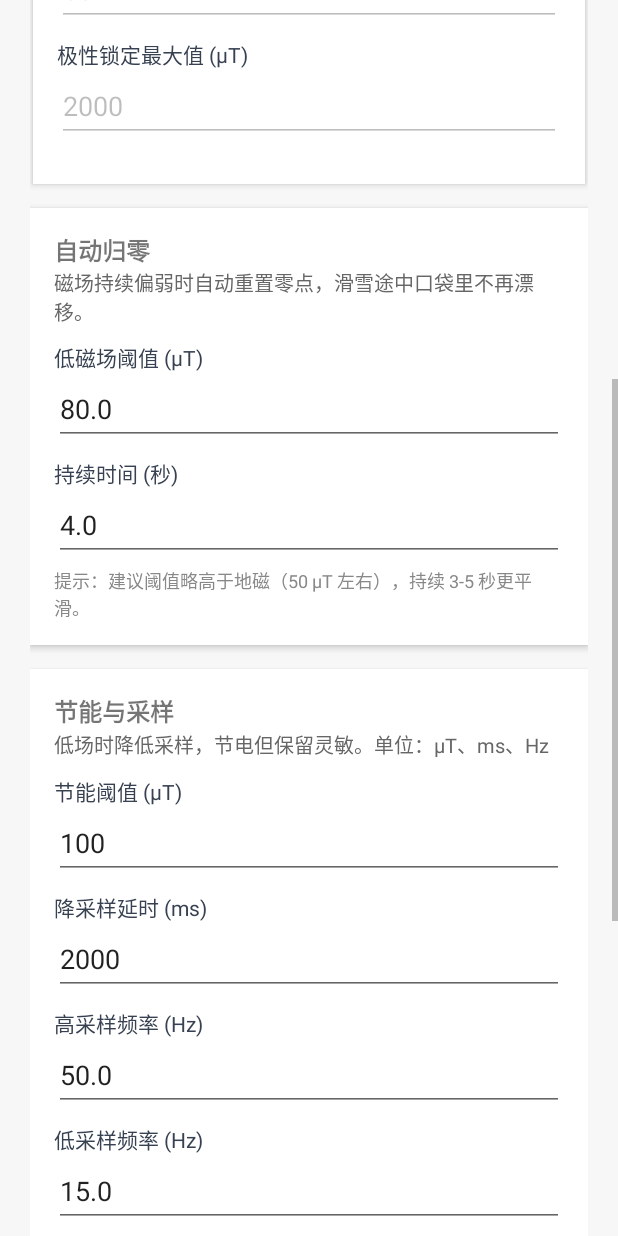
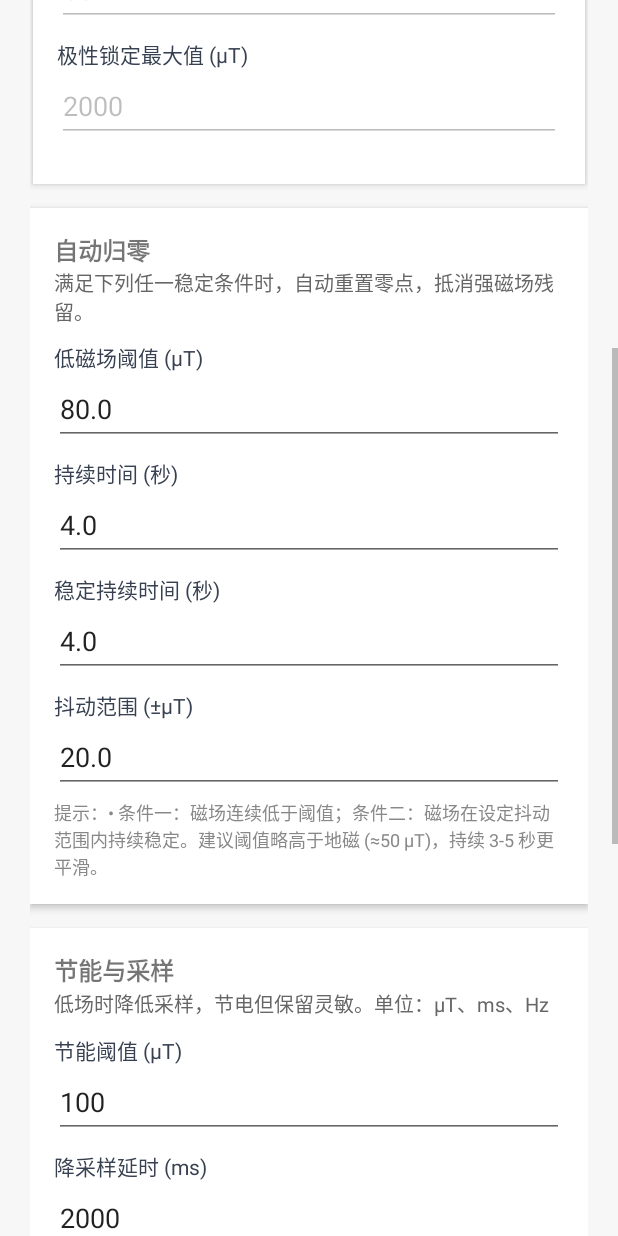
Before and after one commit to zhbrcn/MagnetController, an Android app: the SettingsActivity screen opened directly, with no data from a screen before it, scrolled down 576 dp, on a phone screen of 412 x 824 dp. Run offline under Robolectric (Android 15) with nearby library versions, the phone set to English and light mode, and no system bars.

Commit message:
Refine auto-zero stability logic

```diff
--- a/app/src/main/java/com/example/magnetcontroller/AppPreferences.kt
+++ b/app/src/main/java/com/example/magnetcontroller/AppPreferences.kt
@@ -66,6 +66,14 @@ class AppPreferences(context: Context) {
         get() = prefs.getLong("auto_zero_duration_ms", 4000L)
         set(value) = prefs.edit().putLong("auto_zero_duration_ms", value).apply()
 
+    var autoZeroStabilityBand: Float
+        get() = prefs.getFloat("auto_zero_stability_band", 20f)
+        set(value) = prefs.edit().putFloat("auto_zero_stability_band", value).apply()
+
+    var autoZeroStabilityDurationMs: Long
+        get() = prefs.getLong("auto_zero_stability_duration_ms", 4000L)
+        set(value) = prefs.edit().putLong("auto_zero_stability_duration_ms", value).apply()
+
     var allShortAction: String
         get() = getAction("all_short_action", "play_pause")
         set(value) = setAction("all_short_action", value)
--- a/app/src/main/java/com/example/magnetcontroller/SettingsActivity.kt
+++ b/app/src/main/java/com/example/magnetcontroller/SettingsActivity.kt
@@ -45,6 +45,8 @@ class SettingsActivity : AppCompatActivity() {
         binding.etSamplingLowHz.setText(prefs.samplingLowRateHz.toString())
         binding.etAutoZeroThreshold.setText(prefs.autoZeroThreshold.toString())
         binding.etAutoZeroSeconds.setText(String.format(Locale.US, "%.1f", prefs.autoZeroDurationMs / 1000f))
+        binding.etAutoZeroStableSeconds.setText(String.format(Locale.US, "%.1f", prefs.autoZeroStabilityDurationMs / 1000f))
+        binding.etAutoZeroStableBand.setText(prefs.autoZeroStabilityBand.toString())
 
         when (prefs.poleMode) {
             "different" -> binding.rbDifferent.isChecked = true
@@ -82,6 +84,8 @@ class SettingsActivity : AppCompatActivity() {
         prefs.samplingLowRateHz = binding.etSamplingLowHz.text.toString().toFloatOrNull() ?: 15f
         prefs.autoZeroThreshold = binding.etAutoZeroThreshold.text.toString().toFloatOrNull() ?: 80f
         prefs.autoZeroDurationMs = ((binding.etAutoZeroSeconds.text.toString().toFloatOrNull() ?: 4f) * 1000).toLong()
+        prefs.autoZeroStabilityDurationMs = ((binding.etAutoZeroStableSeconds.text.toString().toFloatOrNull() ?: 4f) * 1000).toLong()
+        prefs.autoZeroStabilityBand = binding.etAutoZeroStableBand.text.toString().toFloatOrNull() ?: 20f
 
         prefs.poleMode = if (binding.rbDifferent.isChecked) "different" else "both"
 
--- a/app/src/main/res/layout/activity_settings.xml
+++ b/app/src/main/res/layout/activity_settings.xml
@@ -175,7 +175,7 @@
             <TextView
                 android:layout_width="match_parent"
                 android:layout_height="wrap_content"
-                android:text="磁场持续偏弱时自动重置零点，滑雪途中口袋里不再漂移。"
+                android:text="满足下列任一稳定条件时，自动重置零点，抵消强磁场残留。"
                 android:textColor="#666"
                 android:textSize="13sp"
                 android:paddingBottom="10dp" />
@@ -208,12 +208,42 @@
                 android:layout_height="wrap_content"
                 android:inputType="numberDecimal"
                 android:hint="例如：4.0"
+                android:layout_marginBottom="8dp" />
+
+            <TextView
+                android:layout_width="match_parent"
+                android:layout_height="wrap_content"
+                android:text="稳定持续时间 (秒)"
+                android:textColor="#374151"
+                android:textSize="14sp" />
+
+            <EditText
+                android:id="@+id/etAutoZeroStableSeconds"
+                android:layout_width="match_parent"
+                android:layout_height="wrap_content"
+                android:inputType="numberDecimal"
+                android:hint="例如：4.0"
+                android:layout_marginBottom="8dp" />
+
+            <TextView
+                android:layout_width="match_parent"
+                android:layout_height="wrap_content"
+                android:text="抖动范围 (±μT)"
+                android:textColor="#374151"
+                android:textSize="14sp" />
+
+            <EditText
+                android:id="@+id/etAutoZeroStableBand"
+                android:layout_width="match_parent"
+                android:layout_height="wrap_content"
+                android:inputType="numberDecimal"
+                android:hint="例如：20.0"
                 android:layout_marginBottom="4dp" />
 
             <TextView
                 android:layout_width="match_parent"
                 android:layout_height="wrap_content"
-                android:text="提示：建议阈值略高于地磁（50 μT 左右），持续 3-5 秒更平滑。"
+                android:text="提示：• 条件一：磁场连续低于阈值；条件二：磁场在设定抖动范围内持续稳定。建议阈值略高于地磁 (≈50 μT)，持续 3-5 秒更平滑。"
                 android:textColor="#888"
                 android:textSize="12sp" />
         </LinearLayout>
```
Also changed, not shown: app/src/main/java/com/example/magnetcontroller/MagnetService.kt (+85 -12 lines).
